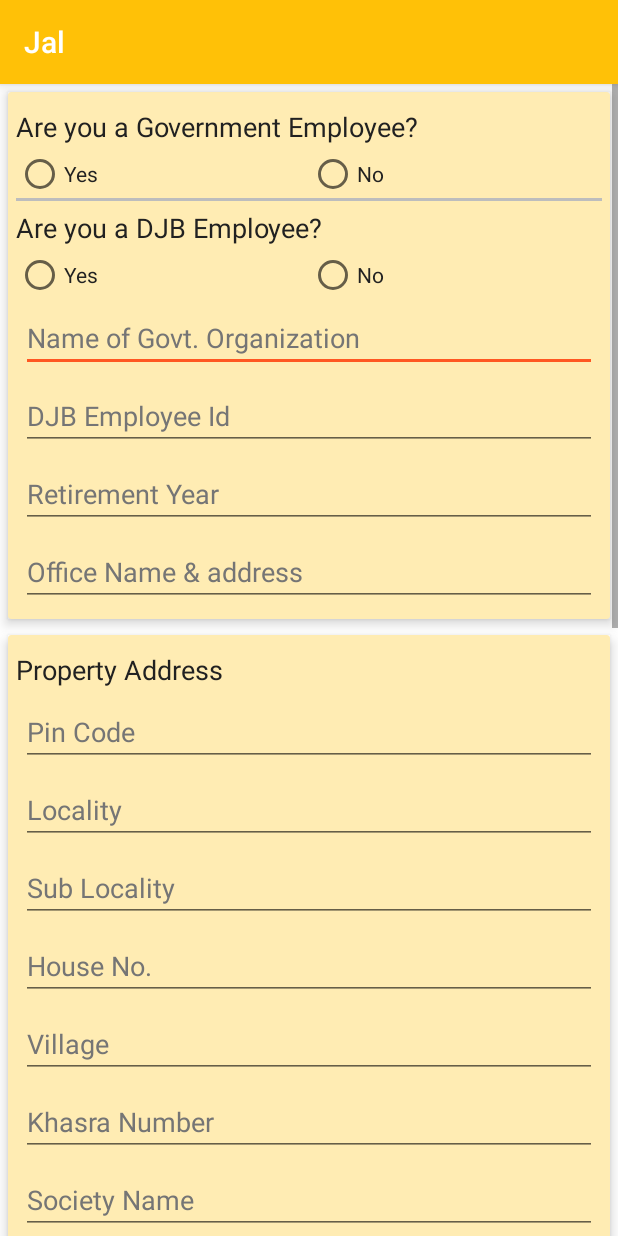
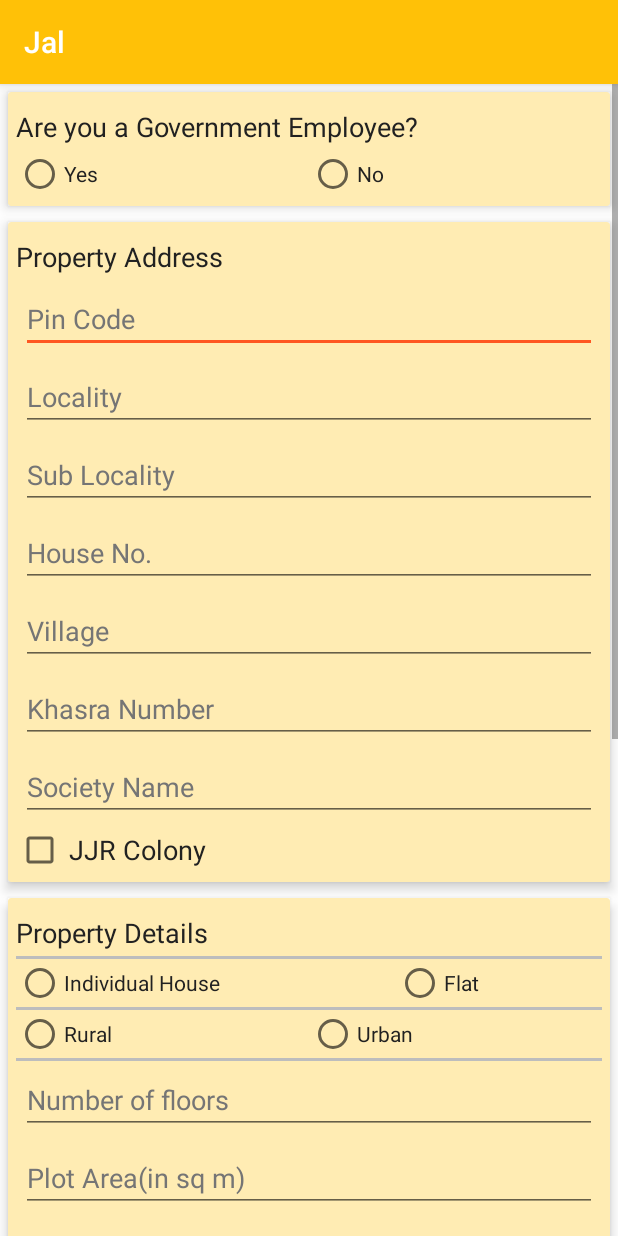
Before and after one commit to shah-farheen/Jal, an Android app: the AddressActivity screen opened directly, with no data from a screen before it, on a phone screen of 412 x 824 dp. Run offline under Robolectric (Android 15) with nearby library versions, the phone set to English and light mode, and no system bars; our stand-ins replace Firebase (no records; nobody signed in at launch, a user with empty details on screens opened directly).

Commit message:
bug fixes

```diff
--- a/app/src/main/java/in/ac/iiitd/jal/AddressActivity.java
+++ b/app/src/main/java/in/ac/iiitd/jal/AddressActivity.java
@@ -20,6 +20,14 @@ public class AddressActivity extends AppCompatActivity {
     private Context mContext;
     private DataModel dataModel;
 
+    private View layoutDjbEmployee;
+    private View layoutDjbNo;
+    private View layoutDjbYes;
+
+    private RadioGroup radioGrpGovtEmployee;
+    private RadioGroup radioGrpDjbEmployee;
+
+    private EditText editGovtOrg;
     private EditText editEmployeeId;
     private EditText editRetirementYear;
     private EditText editOfficeAddress;
@@ -62,6 +70,14 @@ public class AddressActivity extends AppCompatActivity {
         Intent intent = getIntent();
         dataModel = intent.getParcelableExtra("DataModel");
 
+        layoutDjbEmployee = findViewById(R.id.layout_djb_employee);
+        layoutDjbNo = findViewById(R.id.layout_djb_no);
+        layoutDjbYes = findViewById(R.id.layout_djb_yes);
+
+        radioGrpGovtEmployee = (RadioGroup) findViewById(R.id.radio_grp_govt_employee);
+        radioGrpDjbEmployee = (RadioGroup) findViewById(R.id.radio_grp_djb_employee);
+
+        editGovtOrg = (EditText) findViewById(R.id.edit_govt_org);
         editEmployeeId = (EditText) findViewById(R.id.edit_employee_id);
         editRetirementYear = (EditText) findViewById(R.id.edit_retire_year);
         editOfficeAddress = (EditText) findViewById(R.id.edit_office_address);
@@ -97,6 +113,34 @@ public class AddressActivity extends AppCompatActivity {
     }
 
     private void initListeners(){
+        radioGrpGovtEmployee.setOnCheckedChangeListener(new RadioGroup.OnCheckedChangeListener() {
+            @Override
+            public void onCheckedChanged(RadioGroup radioGroup, @IdRes int i) {
+                if(i == R.id.radio_btn_govt_yes){
+                    layoutDjbEmployee.setVisibility(View.VISIBLE);
+                }
+                else {
+                    layoutDjbEmployee.setVisibility(View.GONE);
+                    layoutDjbNo.setVisibility(View.GONE);
+                    layoutDjbYes.setVisibility(View.GONE);
+                }
+            }
+        });
+
+        radioGrpDjbEmployee.setOnCheckedChangeListener(new RadioGroup.OnCheckedChangeListener() {
+            @Override
+            public void onCheckedChanged(RadioGroup radioGroup, @IdRes int i) {
+                if(i == R.id.radio_btn_djb_yes){
+                    layoutDjbYes.setVisibility(View.VISIBLE);
+                    layoutDjbNo.setVisibility(View.GONE);
+                }
+                else {
+                    layoutDjbYes.setVisibility(View.GONE);
+                    layoutDjbNo.setVisibility(View.VISIBLE);
+                }
+            }
+        });
+
         radioGrpPropertyType.setOnCheckedChangeListener(new RadioGroup.OnCheckedChangeListener() {
             @Override
             public void onCheckedChanged(RadioGroup radioGroup, @IdRes int i) {
@@ -124,6 +168,7 @@ public class AddressActivity extends AppCompatActivity {
         nextButton.setOnClickListener(new View.OnClickListener() {
             @Override
             public void onClick(View view) {
+                dataModel.setGovtOrganization(editGovtOrg.getText().toString());
                 dataModel.setEmployeeId(editEmployeeId.getText().toString());
                 dataModel.setRetirementYear(editRetirementYear.getText().toString());
                 dataModel.setOfficeAddress(editOfficeAddress.getText().toString());
--- a/app/src/main/res/layout/activity_address.xml
+++ b/app/src/main/res/layout/activity_address.xml
@@ -75,6 +75,7 @@
                     android:id="@+id/layout_djb_employee"
                     android:layout_width="match_parent"
                     android:layout_height="wrap_content"
+                    android:visibility="gone"
                     android:orientation="vertical">
 
                     <View
@@ -122,6 +123,7 @@
                     android:id="@+id/layout_djb_no"
                     android:layout_width="match_parent"
                     android:layout_height="wrap_content"
+                    android:visibility="gone"
                     android:orientation="vertical">
 
                     <EditText
@@ -139,6 +141,7 @@
                     android:id="@+id/layout_djb_yes"
                     android:layout_width="match_parent"
                     android:layout_height="wrap_content"
+                    android:visibility="gone"
                     android:orientation="vertical">
 
                     <EditText
@@ -171,8 +174,6 @@
                         android:textColorHint="@color/colorSecondaryText"
                         android:hint="Office Name &amp; address"/>
                 </LinearLayout>
-
-
             </LinearLayout>
 
         </android.support.v7.widget.CardView>
```
